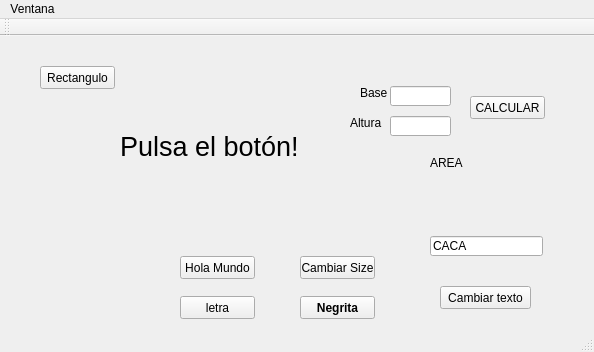
Before: the Qt Designer form mainwindow.ui in jaimelaborda/Ejemplo-Qt, drawn with Qt 5.
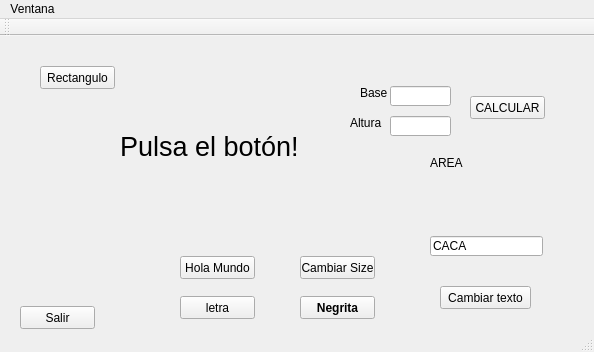
After: the same form once the commit is applied.

Commit message:
Añadido pushButtonExit
No funciona correctamente, queda pendiente arreglarlo.

```diff
--- a/mainwindow.ui
+++ b/mainwindow.ui
@@ -201,6 +201,19 @@
      </rect>
     </property>
    </widget>
+   <widget class="QPushButton" name="pushButtonExit">
+    <property name="geometry">
+     <rect>
+      <x>20</x>
+      <y>270</y>
+      <width>75</width>
+      <height>23</height>
+     </rect>
+    </property>
+    <property name="text">
+     <string>Salir</string>
+    </property>
+   </widget>
   </widget>
   <widget class="QMenuBar" name="menuBar">
    <property name="geometry">
```
The commit also changes 5 other files.
